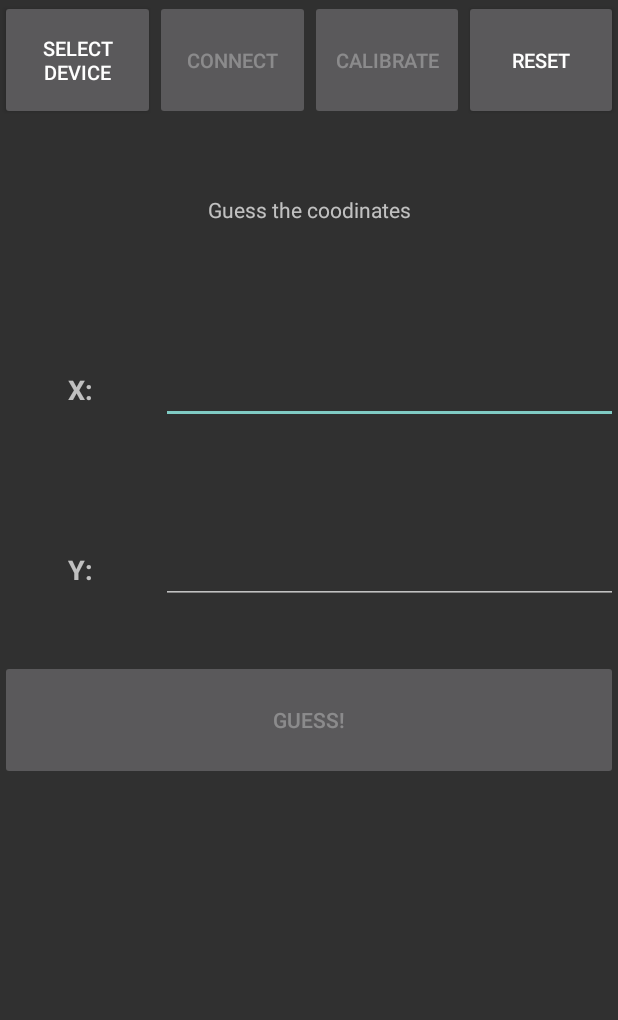
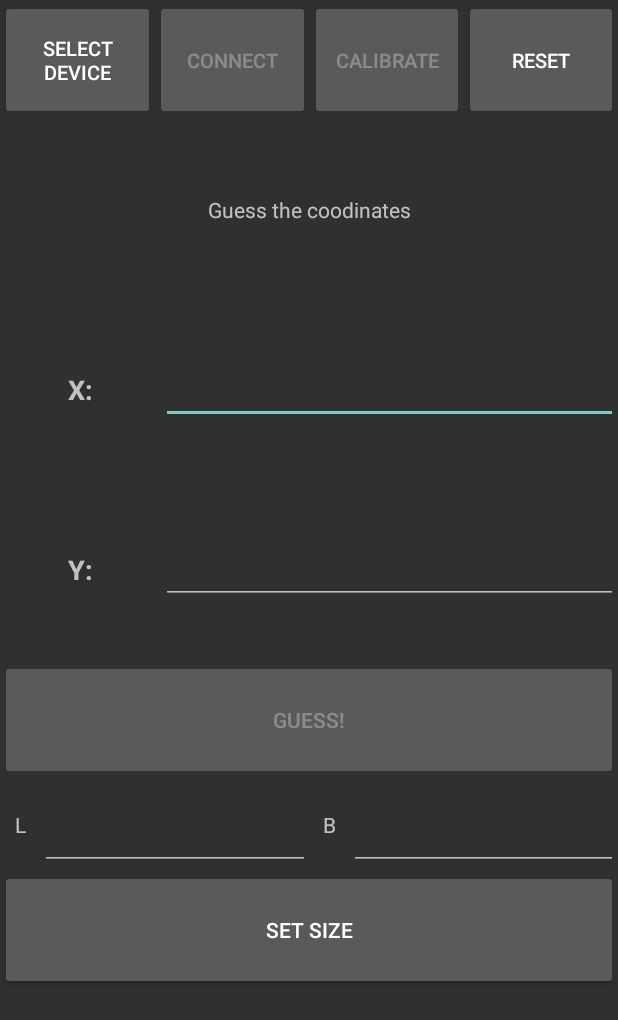
Before and after one commit to Savodir/ssys-18her-ss22, an Android app: the screen it shows after launch (MainActivity), on a phone screen of 412 x 824 dp. Shown: the top 1020 px of the screen. Run offline under Robolectric (Android 15) with nearby library versions, the phone set to English and light mode, and no system bars; 6 statements that could not run were skipped.

Commit message:
PCB / Update Analyse / Small changes

```diff
--- a/src/command/app/src/main/java/be/ap/ss22/MainActivity.java
+++ b/src/command/app/src/main/java/be/ap/ss22/MainActivity.java
@@ -38,9 +38,8 @@ public class MainActivity extends AppCompatActivity {
     private StringBuilder recDataString = new StringBuilder();
     private static final UUID BTMODULEUUID = UUID.fromString("00001101-0000-1000-8000-00805F9B34FB");
     private ConnectedThread mConnectedThread;
-    TextView txtGuessed;
-    EditText editX, editY;
-    Button btnDevSelect, btnConnect, btnCalibrate, btnGuess, btnReset;
+    EditText editX, editY, editL, editB;
+    Button btnDevSelect, btnConnect, btnCalibrate, btnGuess, btnReset, btnSize;
     Boolean startData = false;
     @Override
     protected void onCreate(Bundle savedInstanceState) {
@@ -48,7 +47,8 @@ public class MainActivity extends AppCompatActivity {
         setContentView(R.layout.activity_main);
         editX = findViewById(R.id.edit_X);
         editY = findViewById(R.id.edit_Y);
-        txtGuessed = findViewById(R.id.txt_guessed);
+        editB = findViewById(R.id.edit_B);
+        editL = findViewById(R.id.edit_Y);
         btnDevSelect = findViewById(R.id.btn_deviceselector);
         btnConnect = findViewById(R.id.btn_connect);
         btnConnect.setEnabled(false);
@@ -58,6 +58,8 @@ public class MainActivity extends AppCompatActivity {
         btnGuess.setEnabled(false);
         btnReset.findViewById(R.id.btn_reset);
         btnReset.setEnabled(false);
+        btnSize.findViewById(R.id.btn_Size);
+        btnSize.setEnabled(false);
         ButtonSetup();
         bluetooth();
     }
@@ -132,6 +134,7 @@ public class MainActivity extends AppCompatActivity {
                     startData = true;
                 }
                 btnCalibrate.setEnabled(true);
+                btnSize.setEnabled(true);
             }
         });
         btnCalibrate.setOnClickListener(new View.OnClickListener() {
@@ -145,6 +148,7 @@ public class MainActivity extends AppCompatActivity {
         btnGuess.setOnClickListener(new View.OnClickListener() {
             @Override
             public void onClick(View view) {
+                mConnectedThread.write("r");
                 String txtX = editX.getText().toString();
                 String txtY = editY.getText().toString();
                 if(txtX == "" || txtY == "") {
@@ -153,6 +157,21 @@ public class MainActivity extends AppCompatActivity {
                 else {
                     mConnectedThread.write(txtX + "," + txtY);
                     mConnectedThread.write("z");
+                }
+            }
+        });
+        btnSize.setOnClickListener(new View.OnClickListener() {
+            @Override
+            public void onClick(View view) {
+                mConnectedThread.write("g");
+                String txtL = editL.getText().toString();
+                String txtB = editB.getText().toString();
+                if(txtL == "" || txtB == "") {
+                    Toast.makeText(getBaseContext(), "Please fill in values", Toast.LENGTH_SHORT).show();
+                }
+                else {
+                    mConnectedThread.write(txtL + "," + txtB);
+                    mConnectedThread.write("u");
                 }
             }
         });
--- a/src/command/app/src/main/res/layout/activity_main.xml
+++ b/src/command/app/src/main/res/layout/activity_main.xml
@@ -119,10 +119,52 @@
             android:layout_height="80dp"
             android:text="Guess!" />
 
-        <TextView
-            android:id="@+id/txt_guessed"
+        <LinearLayout
             android:layout_width="match_parent"
-            android:layout_height="120dp" />
+            android:layout_height="60dp"
+            android:orientation="horizontal">
+
+            <TextView
+                android:id="@+id/textView4"
+                android:layout_width="60dp"
+                android:layout_height="match_parent"
+                android:layout_weight="1"
+                android:gravity="center"
+                android:text="L" />
+
+            <EditText
+                android:id="@+id/edit_L"
+                android:layout_width="wrap_content"
+                android:layout_height="match_parent"
+                android:layout_weight="1"
+                android:ems="10"
+                android:inputType="number" />
+
+            <TextView
+                android:id="@+id/textView5"
+                android:layout_width="60dp"
+                android:layout_height="match_parent"
+                android:layout_weight="1"
+                android:gravity="center"
+                android:text="B" />
+
+            <EditText
+                android:id="@+id/edit_B"
+                android:layout_width="wrap_content"
+                android:layout_height="match_parent"
+                android:layout_weight="1"
+                android:ems="10"
+                android:inputType="number" />
+
+        </LinearLayout>
+
+        <Button
+            android:id="@+id/btn_Size"
+            android:layout_width="match_parent"
+            android:layout_height="80dp"
+            android:layout_weight="0"
+            android:text="Set Size" />
 
     </LinearLayout>
+
 </android.support.constraint.ConstraintLayout>
```
Also changed, not shown: 10 other files.
